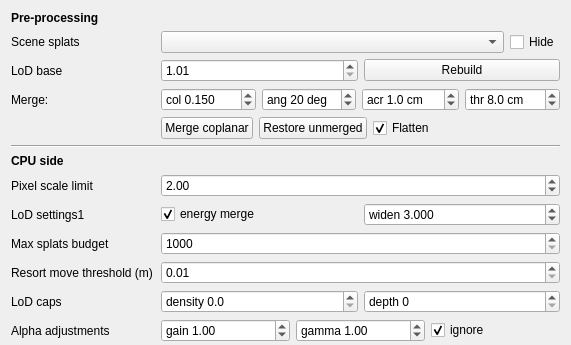
The window that gui_client/GaussianSplatSettingsWidget.ui (russiaman/substrata_robo) describes before a commit, drawn with Qt 5; both pictures show x 0 to 571 and y 0 to 345 of the 571 by 1252 pixel window.
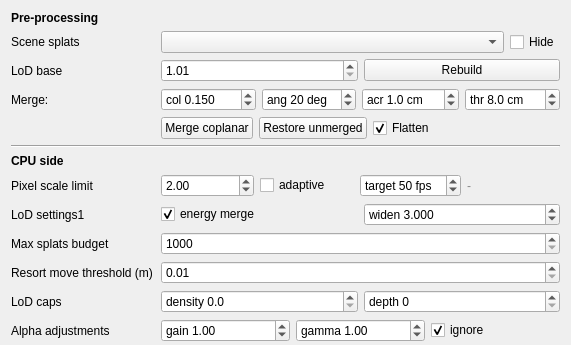
The same window after the commit.

Commit message:
Splat settings: adaptive pixel scale limit controls, and dilation defaults
Adds the 'adaptive' checkbox, a target-fps spin box and a live readout to the
pixel scale limit row. While adaptive is on the manual spin box is disabled and
the renderer's controller owns the value; the manual value is only pushed when
it is off, so a stale spin box cannot fight the controller.

Dilation defaults follow glare-core: latency 0.2, min rot rate 50, max 200.

```diff
--- a/gui_client/GaussianSplatSettingsWidget.ui
+++ b/gui_client/GaussianSplatSettingsWidget.ui
@@ -350,6 +350,20 @@
     </widget>
    </item>
    <item row="7" column="1">
+    <layout class="QHBoxLayout" name="pixelScaleLimitHorizontalLayout">
+     <property name="leftMargin">
+      <number>0</number>
+     </property>
+     <property name="topMargin">
+      <number>0</number>
+     </property>
+     <property name="rightMargin">
+      <number>0</number>
+     </property>
+     <property name="bottomMargin">
+      <number>0</number>
+     </property>
+     <item>
     <widget class="QDoubleSpinBox" name="pixelScaleLimitDoubleSpinBox">
      <property name="toolTip">
       <string>Traversal stops refining a node once its on-screen footprint is below this many pixels. Lower = more detail, more splats drawn. Applies live, on the next camera movement.</string>
@@ -370,6 +384,65 @@
       <double>2.000000000000000</double>
      </property>
     </widget>
+     </item>
+     <item>
+      <widget class="QCheckBox" name="adaptivePixelScaleCheckBox">
+       <property name="text">
+        <string>adaptive</string>
+       </property>
+       <property name="toolTip">
+        <string>SESSION079. Hand the pixel scale limit to a controller that holds a frame-rate target instead of a fixed number, and disable the spin box. The right limit depends on the VIEW, not the scene: 2 against 4 is barely visible flying over open ground and clearly visible in a detailed interior, because what the limit costs is set by how much detail sits near the camera - so no single value is right for both. Clamped to 1..10. Note the limitation: with vsync on, frame time cannot report spare headroom, only its absence, so the controller finds the edge by stepping over it and settles into a shallow oscillation rather than converging.</string>
+       </property>
+       <property name="checked">
+        <bool>false</bool>
+       </property>
+      </widget>
+     </item>
+     <item>
+      <widget class="QDoubleSpinBox" name="adaptiveTargetFPSDoubleSpinBox">
+       <property name="prefix">
+        <string>target </string>
+       </property>
+       <property name="suffix">
+        <string> fps</string>
+       </property>
+       <property name="toolTip">
+        <string>SESSION079. Top of the band the adaptive controller works towards. At or above this rate it treats the spare capacity as real and edges back towards detail; below 0.8x of it (40fps at the default 50) it steps coarser; in between it holds. Not a promise - it can only trade LoD detail for speed within the 1..10 clamp, and where even the coarsest limit is not enough it sits at the clamp.</string>
+       </property>
+       <property name="decimals">
+        <number>0</number>
+       </property>
+       <property name="minimum">
+        <double>15.000000000000000</double>
+       </property>
+       <property name="maximum">
+        <double>240.000000000000000</double>
+       </property>
+       <property name="singleStep">
+        <double>5.000000000000000</double>
+       </property>
+       <property name="value">
+        <double>50.000000000000000</double>
+       </property>
+      </widget>
+     </item>
+     <item>
+      <widget class="QLabel" name="adaptivePixelScaleValueLabel">
+       <property name="text">
+        <string>-</string>
+       </property>
+       <property name="minimumWidth">
+        <number>110</number>
+       </property>
+       <property name="toolTip">
+        <string>SESSION079. What the adaptive controller currently holds, and the mean frame time it is acting on. Updates once a second, which is also how often it takes a decision.</string>
+       </property>
+       <property name="styleSheet">
+        <string notr="true">color: #888;</string>
+       </property>
+      </widget>
+     </item>
+    </layout>
    </item>
    <item row="8" column="0">
     <widget class="QLabel" name="lodSettings1Label">
```
Lines whose indentation alone changed are shown as unchanged. The commit also changes 2 other files.
